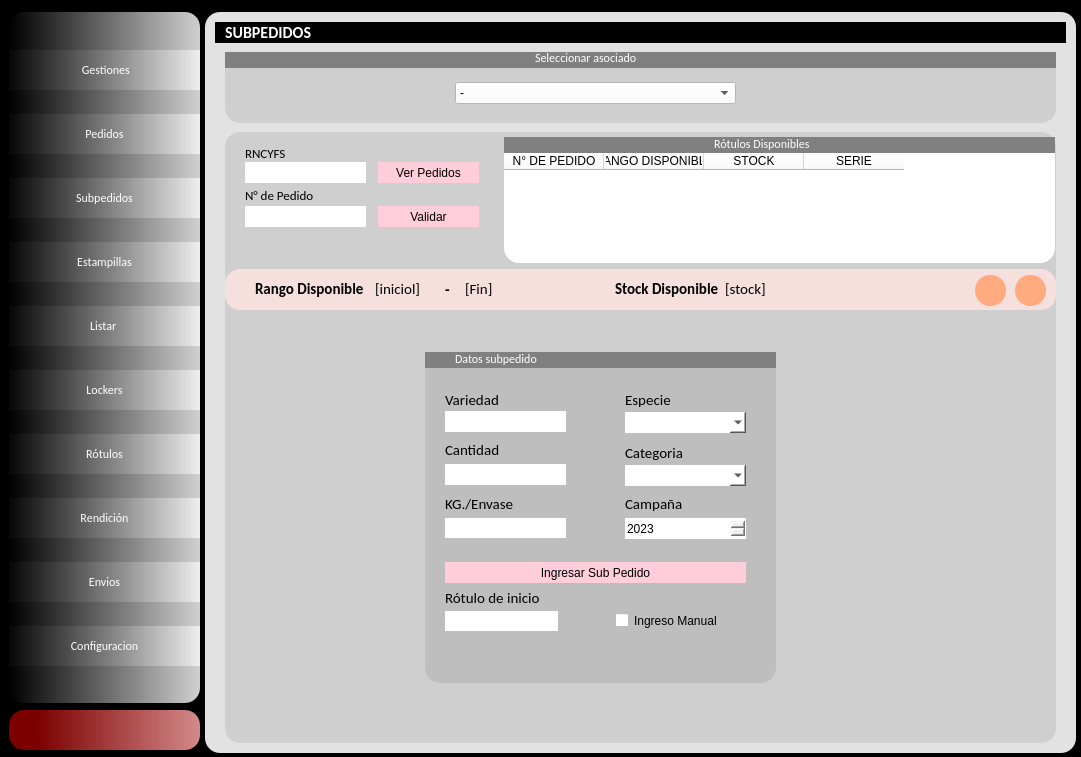
First picture: the form in main.ui, repository zenfranco/gestion_rotulos_psql, before the edit.
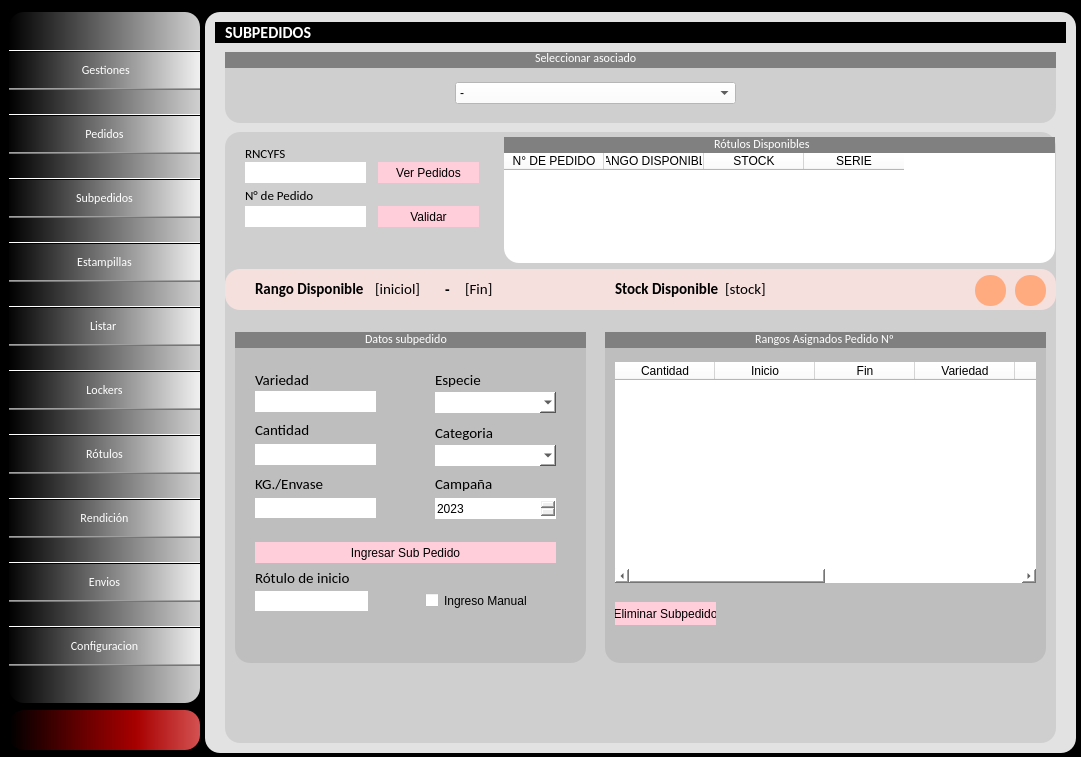
Second picture: the form after the edit. The open tabs and pages were chosen to show the change. Icons and pictures are not drawn.

Commit message: Se agrega funcion de eliminar subpedidos y corregir remanente

Diff of the .ui file:
```diff
--- a/main.ui
+++ b/main.ui
@@ -80,7 +80,7 @@
 QPushButton{
 color: rgb(255, 255, 255);
 	background-color: qlineargradient(spread:pad, x1:0, y1:0, x2:1, y2:0, stop:0 rgba(0, 0, 0, 255), stop:1 rgba(244, 244, 244, 255));
-border:0px;
+
 
 }
 
@@ -2167,8 +2167,8 @@
         <widget class="QFrame" name="frame_19">
          <property name="geometry">
           <rect>
-           <x>200</x>
-           <y>220</y>
+           <x>10</x>
+           <y>200</y>
            <width>351</width>
            <height>331</height>
           </rect>
@@ -2199,7 +2199,7 @@
            <rect>
             <x>0</x>
             <y>0</y>
-            <width>381</width>
+            <width>351</width>
             <height>16</height>
            </rect>
           </property>
@@ -2217,7 +2217,7 @@
           <widget class="QLabel" name="label_158">
            <property name="geometry">
             <rect>
-             <x>30</x>
+             <x>130</x>
              <y>-1</y>
              <width>101</width>
              <height>16</height>
@@ -2575,6 +2575,184 @@
           </item>
          </widget>
         </widget>
+        <widget class="QFrame" name="frame_102">
+         <property name="geometry">
+          <rect>
+           <x>380</x>
+           <y>200</y>
+           <width>441</width>
+           <height>331</height>
+          </rect>
+         </property>
+         <property name="styleSheet">
+          <string notr="true">QFrame{
+background-color: rgb(190, 190, 190);
+border-radius:15px;
+}
+QPushButton{
+
+background-color: rgb(255, 206, 218);
+border:1px;
+}
+QPushButton:hover{
+background-color: rgb(255, 152, 162);
+
+}</string>
+         </property>
+         <property name="frameShape">
+          <enum>QFrame::StyledPanel</enum>
+         </property>
+         <property name="frameShadow">
+          <enum>QFrame::Raised</enum>
+         </property>
+         <widget class="QFrame" name="frame_103">
+          <property name="geometry">
+           <rect>
+            <x>0</x>
+            <y>0</y>
+            <width>441</width>
+            <height>16</height>
+           </rect>
+          </property>
+          <property name="styleSheet">
+           <string notr="true">background:grey;
+border-radius:15px;
+</string>
+          </property>
+          <property name="frameShape">
+           <enum>QFrame::StyledPanel</enum>
+          </property>
+          <property name="frameShadow">
+           <enum>QFrame::Raised</enum>
+          </property>
+          <widget class="QLabel" name="label_163">
+           <property name="geometry">
+            <rect>
+             <x>150</x>
+             <y>-1</y>
+             <width>141</width>
+             <height>16</height>
+            </rect>
+           </property>
+           <property name="styleSheet">
+            <string notr="true">color:rgb(255, 255, 255);</string>
+           </property>
+           <property name="text">
+            <string>Rangos Asignados Pedido Nº</string>
+           </property>
+          </widget>
+          <widget class="QLabel" name="signal_historial_subpedidos">
+           <property name="geometry">
+            <rect>
+             <x>289</x>
+             <y>-1</y>
+             <width>71</width>
+             <height>16</height>
+            </rect>
+           </property>
+           <property name="font">
+            <font>
+             <family>Calibri</family>
+             <weight>75</weight>
+             <bold>true</bold>
+            </font>
+           </property>
+           <property name="styleSheet">
+            <string notr="true">color:rgb(255, 255, 255);</string>
+           </property>
+           <property name="text">
+            <string/>
+           </property>
+          </widget>
+         </widget>
+         <widget class="QTableWidget" name="tb_historial_subpedidos">
+          <property name="geometry">
+           <rect>
+            <x>10</x>
+            <y>30</y>
+            <width>421</width>
+            <height>221</height>
+           </rect>
+          </property>
+          <property name="styleSheet">
+           <string notr="true">background-color: rgb(255, 255, 255);</string>
+          </property>
+          <property name="frameShape">
+           <enum>QFrame::NoFrame</enum>
+          </property>
+          <property name="editTriggers">
+           <set>QAbstractItemView::NoEditTriggers</set>
+          </property>
+          <property name="alternatingRowColors">
+           <bool>true</bool>
+          </property>
+          <property name="selectionBehavior">
+           <enum>QAbstractItemView::SelectRows</enum>
+          </property>
+          <property name="gridStyle">
+           <enum>Qt::SolidLine</enum>
+          </property>
+          <property name="sortingEnabled">
+           <bool>false</bool>
+          </property>
+          <attribute name="verticalHeaderVisible">
+           <bool>false</bool>
+          </attribute>
+          <column>
+           <property name="text">
+            <string>Cantidad</string>
+           </property>
+          </column>
+          <column>
+           <property name="text">
+            <string>Inicio</string>
+           </property>
+          </column>
+          <column>
+           <property name="text">
+            <string>Fin</string>
+           </property>
+          </column>
+          <column>
+           <property name="text">
+            <string>Variedad</string>
+           </property>
+          </column>
+          <column>
+           <property name="text">
+            <string>Especie</string>
+           </property>
+          </column>
+          <column>
+           <property name="text">
+            <string>Categoria</string>
+           </property>
+          </column>
+          <column>
+           <property name="text">
+            <string>Campaña</string>
+           </property>
+          </column>
+          <column>
+           <property name="text">
+            <string>Fecha Subpedido</string>
+           </property>
+          </column>
+         </widget>
+         <widget class="QPushButton" name="btn_eliminarSubpedido">
+          <property name="geometry">
+           <rect>
+            <x>10</x>
+            <y>270</y>
+            <width>101</width>
+            <height>23</height>
+           </rect>
+          </property>
+          <property name="text">
+           <string>Eliminar Subpedido</string>
+          </property>
+         </widget>
+        </widget>
        </widget>
        <widget class="QFrame" name="frame_24">
         <property name="geometry">
@@ -10750,7 +10928,7 @@
     <property name="styleSheet">
      <string notr="true">QPushButton{
 border-radius:15px;
-background-color: qlineargradient(spread:pad, x1:0, y1:0, x2:1, y2:0, stop:0.147727 rgba(124, 0, 0, 255), stop:1 rgba(212, 137, 137, 255));
+	background-color: qlineargradient(spread:pad, x1:0, y1:0, x2:1, y2:0, stop:0.00568182 rgba(0, 0, 0, 255), stop:0.403409 rgba(107, 0, 0, 255), stop:0.664773 rgba(167, 0, 0, 255), stop:0.994318 rgba(212, 80, 80, 255));
 }
 
 
```
Left out of the diff: 5 changed lines with no effect on the pictures. The commit also changes 5 other files.
